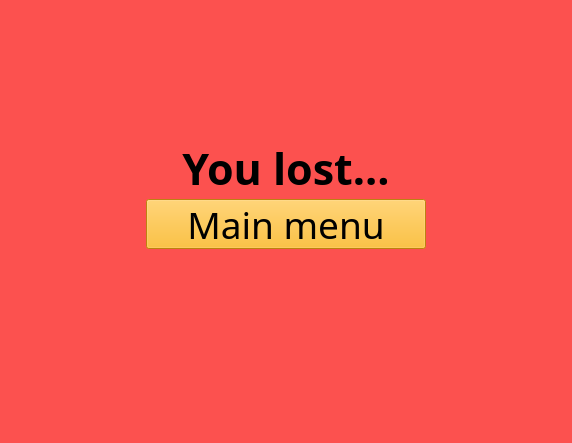
This is ending_screen.ui in amirdianov/QT-memory-project as Qt 5 draws it before an edit. The edited form follows.
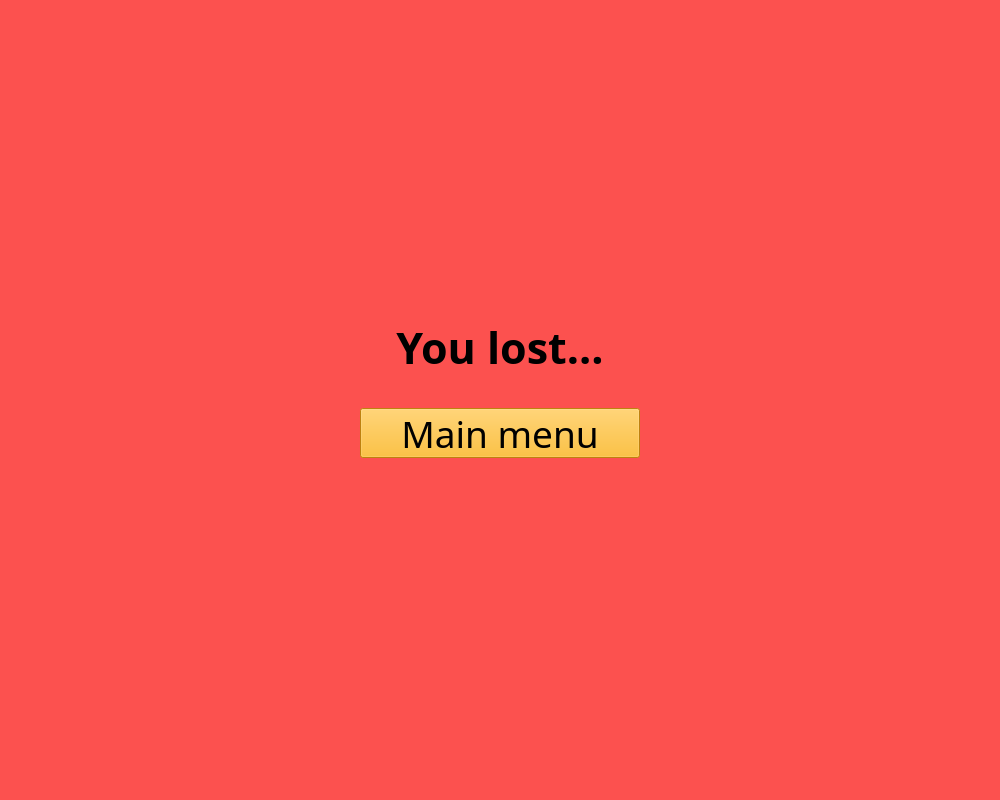
This is the edited form.

What changed in the file:
```diff
--- a/ending_screen.ui
+++ b/ending_screen.ui
@@ -6,8 +6,8 @@
    <rect>
     <x>0</x>
     <y>0</y>
-    <width>572</width>
-    <height>443</height>
+    <width>1000</width>
+    <height>800</height>
    </rect>
   </property>
   <property name="windowTitle">
@@ -68,7 +68,7 @@
         <property name="maximumSize">
          <size>
           <width>16777215</width>
-          <height>50</height>
+          <height>110</height>
          </size>
         </property>
         <property name="font">
```
